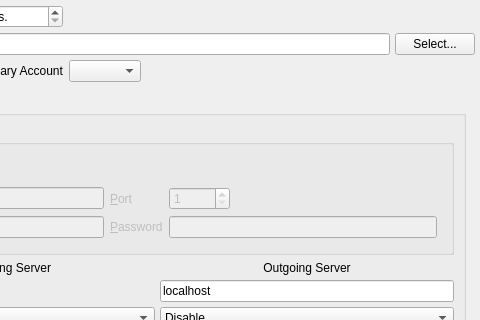
Above: branches/trunk/UI/spot-on-poptastic-retrophone-settings.ui from textbrowser/spot-on before the change; both pictures show x 270 to 750 and y 0 to 320 of the 750 by 806 pixel window. Below: the same form after it.
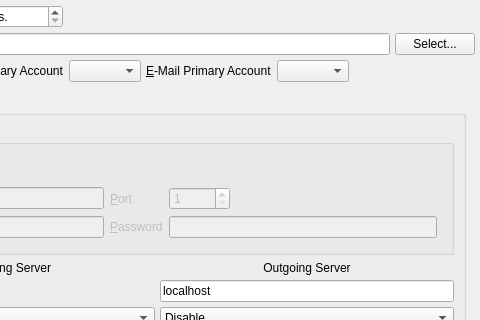
That is the form after the change. Icons and pictures are not drawn.

What changed in the file:
```diff
--- a/branches/trunk/UI/spot-on-poptastic-retrophone-settings.ui
+++ b/branches/trunk/UI/spot-on-poptastic-retrophone-settings.ui
@@ -146,6 +146,23 @@
        </property>
       </widget>
      </item>
+     <item>
+      <widget class="QLabel" name="label_22">
+       <property name="text">
+        <string>&amp;E-Mail Primary Account</string>
+       </property>
+       <property name="buddy">
+        <cstring>email_primary_account</cstring>
+       </property>
+      </widget>
+     </item>
+     <item>
+      <widget class="QComboBox" name="email_primary_account">
+       <property name="sizeAdjustPolicy">
+        <enum>QComboBox::AdjustToContents</enum>
+       </property>
+      </widget>
+     </item>
      <item>
       <spacer name="horizontalSpacer_8">
        <property name="orientation">
```
Left out of the diff: 1 changed line with no effect on the pictures.
